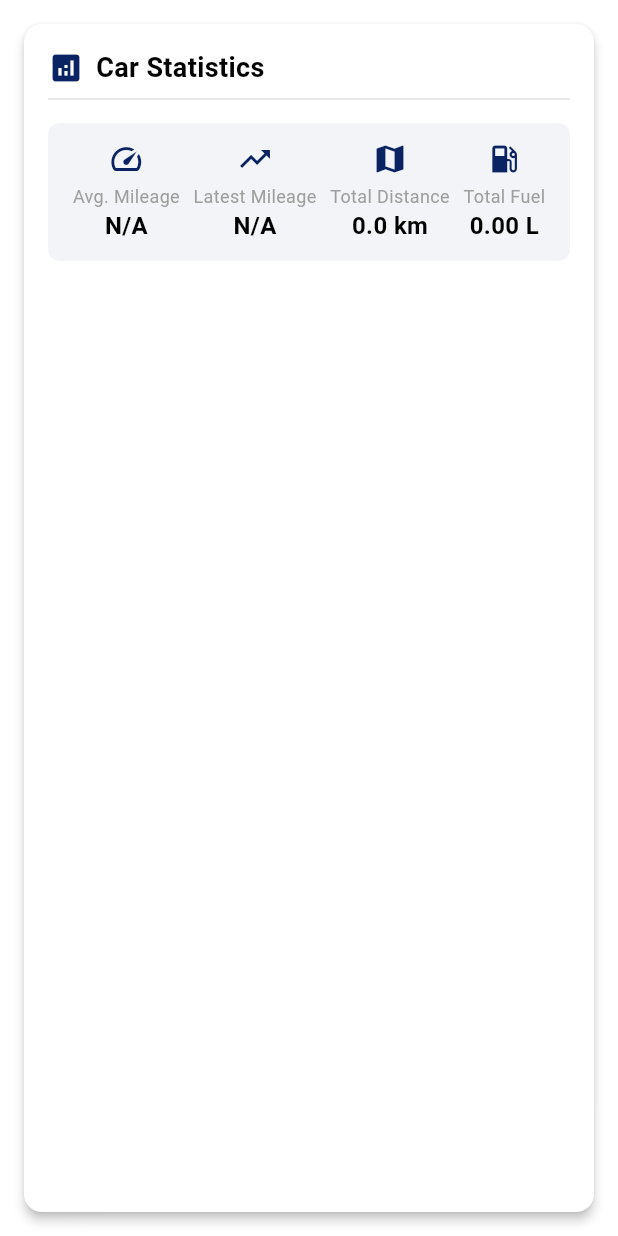
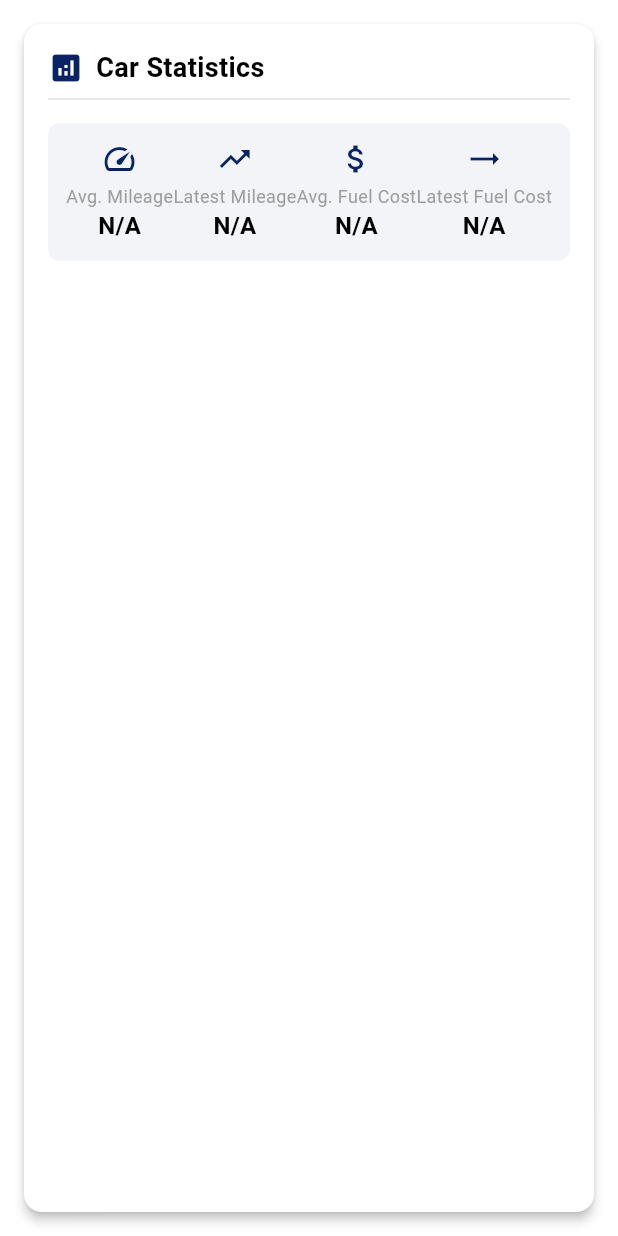
Before and after one commit to azizulever/tankibhai_android, a Flutter app: the StatsCard widget shown alone on an empty page, opened directly with empty values, on a phone screen of 412 x 824 dp. Run offline on Flutter 3.47's test engine with Material 3 defaults, Android fonts, the light colour scheme and no system bars; our stand-ins replace get, shared_preferences; accounts and stored records are empty.

Commit message:
fuel cost added

```diff
--- a/lib/controllers/mileage_controller.dart
+++ b/lib/controllers/mileage_controller.dart
@@ -63,7 +63,7 @@ class MileageGetxController extends GetxController {
   }
 
   void addFuelEntry(
-      DateTime date, double odometer, double fuelAmount, String vehicleType) {
+      DateTime date, double odometer, double fuelAmount, String vehicleType, double fuelCost) {
     _fuelEntries.insert(
       0,
       FuelEntry(
@@ -71,6 +71,7 @@ class MileageGetxController extends GetxController {
         odometer: odometer,
         fuelAmount: fuelAmount,
         vehicleType: vehicleType,
+        fuelCost: fuelCost,
       ),
     );
 
@@ -97,7 +98,7 @@ class MileageGetxController extends GetxController {
   }
 
   void updateFuelEntry(
-      int index, DateTime date, double odometer, double fuelAmount) {
+      int index, DateTime date, double odometer, double fuelAmount, double fuelCost) {
     final vehicleType = filteredEntries[index].vehicleType;
     final originalIndex = _fuelEntries.indexOf(filteredEntries[index]);
 
@@ -107,6 +108,7 @@ class MileageGetxController extends GetxController {
         odometer: odometer,
         fuelAmount: fuelAmount,
         vehicleType: vehicleType,
+        fuelCost: fuelCost,
       );
 
       _fuelEntries.sort((a, b) => b.date.compareTo(a.date));
@@ -203,4 +205,32 @@ class MileageGetxController extends GetxController {
     }
     return totalFuel;
   }
+
+  double? calculateAverageFuelCost() {
+  double? avgCost;
+  double totalCost = 0;
+  double totalFuel = 0;
+
+  if (filteredEntries.isNotEmpty) {
+    for (var entry in filteredEntries) {
+      totalCost += entry.fuelCost;
+      totalFuel += entry.fuelAmount;
+    }
+
+    if (totalFuel > 0) {
+      avgCost = totalCost / totalFuel;
+    }
+  }
+  return avgCost;
 }
+
+double? calculateLatestFuelCost() {
+  if (filteredEntries.isNotEmpty) {
+    final latestEntry = filteredEntries[0];
+    if (latestEntry.fuelAmount > 0) {
+      return latestEntry.fuelCost / latestEntry.fuelAmount;
+    }
+  }
+  return null;
+}
+}
--- a/lib/models/fuel_entry.dart
+++ b/lib/models/fuel_entry.dart
@@ -5,12 +5,14 @@ class FuelEntry {
   final double odometer;
   final double fuelAmount;
   final String vehicleType;
+  final double fuelCost;
 
   FuelEntry({
     required this.date,
     required this.odometer,
     required this.fuelAmount,
     required this.vehicleType,
+    this.fuelCost = 0.0,
   });
 
   Map<String, dynamic> toJson() {
@@ -19,6 +21,7 @@ class FuelEntry {
       'odometer': odometer,
       'fuelAmount': fuelAmount,
       'vehicleType': vehicleType,
+      'fuelCost': fuelCost,
     };
   }
 
@@ -28,6 +31,7 @@ class FuelEntry {
       odometer: json['odometer'],
       fuelAmount: json['fuelAmount'],
       vehicleType: json['vehicleType'],
+      fuelCost: json['fuelCost'] ?? 0.0,
     );
   }
 }
--- a/lib/widgets/fuel_entry_list.dart
+++ b/lib/widgets/fuel_entry_list.dart
@@ -40,7 +40,8 @@ class FuelEntryList extends StatelessWidget {
               crossAxisAlignment: CrossAxisAlignment.start,
               children: [
                 Text('Odometer: ${entry.odometer.toStringAsFixed(1)} km'),
-                Text('Fuel: ${entry.fuelAmount.toStringAsFixed(2)} liters'),
+                // Text('Fuel: ${entry.fuelAmount.toStringAsFixed(2)} liters'),
+                Text('Fuel: ${entry.fuelAmount.toStringAsFixed(2)} liters - ${entry.fuelCost.toStringAsFixed(2)} cost'),
                 if (mileage != null)
                   Container(
                     margin: const EdgeInsets.only(top: 4),
--- a/lib/widgets/stats_card.dart
+++ b/lib/widgets/stats_card.dart
@@ -1,8 +1,8 @@
 import 'package:flutter/material.dart';
-import '../controllers/mileage_controller.dart';
+import 'package:mileage_calculator/controllers/mileage_controller.dart';
 
 class StatsCard extends StatelessWidget {
-  final MileageGetxController controller; // Change here
+  final MileageGetxController controller;
 
   const StatsCard({super.key, required this.controller});
 
@@ -74,14 +74,18 @@ class StatsCard extends StatelessWidget {
                     Icons.trending_up,
                   ),
                   _buildStatItem(
-                    'Total Distance',
-                    '${controller.calculateTotalDistance().toStringAsFixed(1)} km',
-                    Icons.map,
+                    'Avg. Fuel Cost',
+                    controller.calculateAverageFuelCost() != null
+                        ? '${controller.calculateAverageFuelCost()!.toStringAsFixed(2)}/l'
+                        : 'N/A',
+                    Icons.attach_money,
                   ),
                   _buildStatItem(
-                    'Total Fuel',
-                    '${controller.calculateTotalFuel().toStringAsFixed(2)} L',
-                    Icons.local_gas_station,
+                    'Latest Fuel Cost',
+                    controller.calculateLatestFuelCost() != null
+                        ? '${controller.calculateLatestFuelCost()!.toStringAsFixed(2)}/l'
+                        : 'N/A',
+                    Icons.trending_flat,
                   ),
                 ],
               ),
```
Also changed, not shown: lib/screens/home_screen.dart (+67 -14 lines), lib/screens/splash_screen.dart (+7 -7 lines).
